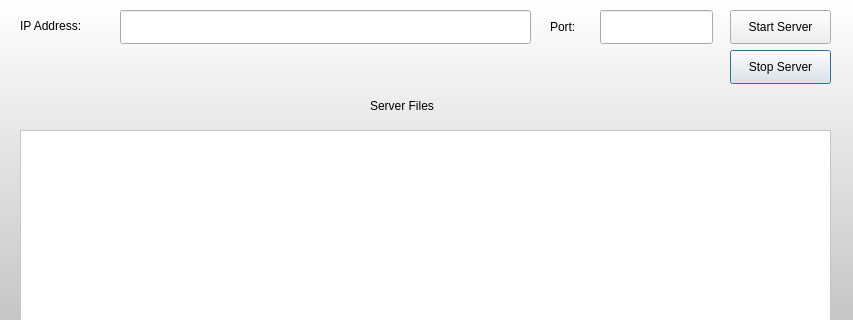
First picture: the form in serverGUI.ui, repository ShahriarDhruvo/FTP-Client, before the edit; both pictures show x 0 to 853 and y 0 to 320 of the 853 by 767 pixel window.
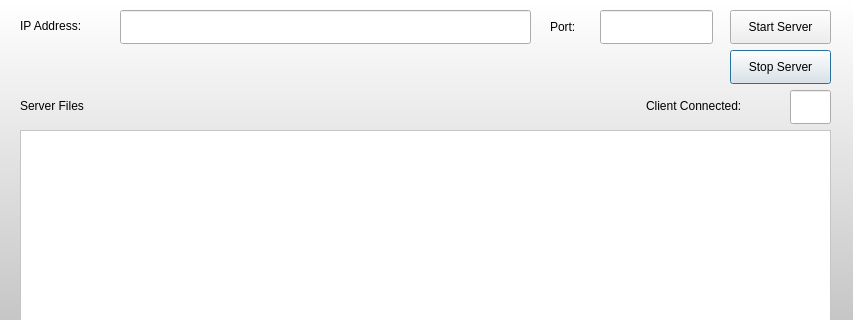
Second picture: the form after the edit.

The edit to the form file:
```diff
--- a/serverGUI.ui
+++ b/serverGUI.ui
@@ -76,7 +76,7 @@
   <widget class="QLabel" name="label_2">
    <property name="geometry">
     <rect>
-     <x>370</x>
+     <x>20</x>
      <y>90</y>
      <width>141</width>
      <height>31</height>
@@ -161,6 +161,29 @@
     </rect>
    </property>
   </widget>
+  <widget class="QLineEdit" name="clientCount">
+   <property name="geometry">
+    <rect>
+     <x>790</x>
+     <y>90</y>
+     <width>41</width>
+     <height>34</height>
+    </rect>
+   </property>
+  </widget>
+  <widget class="QLabel" name="label_5">
+   <property name="geometry">
+    <rect>
+     <x>646</x>
+     <y>90</y>
+     <width>131</width>
+     <height>31</height>
+    </rect>
+   </property>
+   <property name="text">
+    <string>Client Connected:</string>
+   </property>
+  </widget>
  </widget>
  <resources/>
  <connections/>
```
